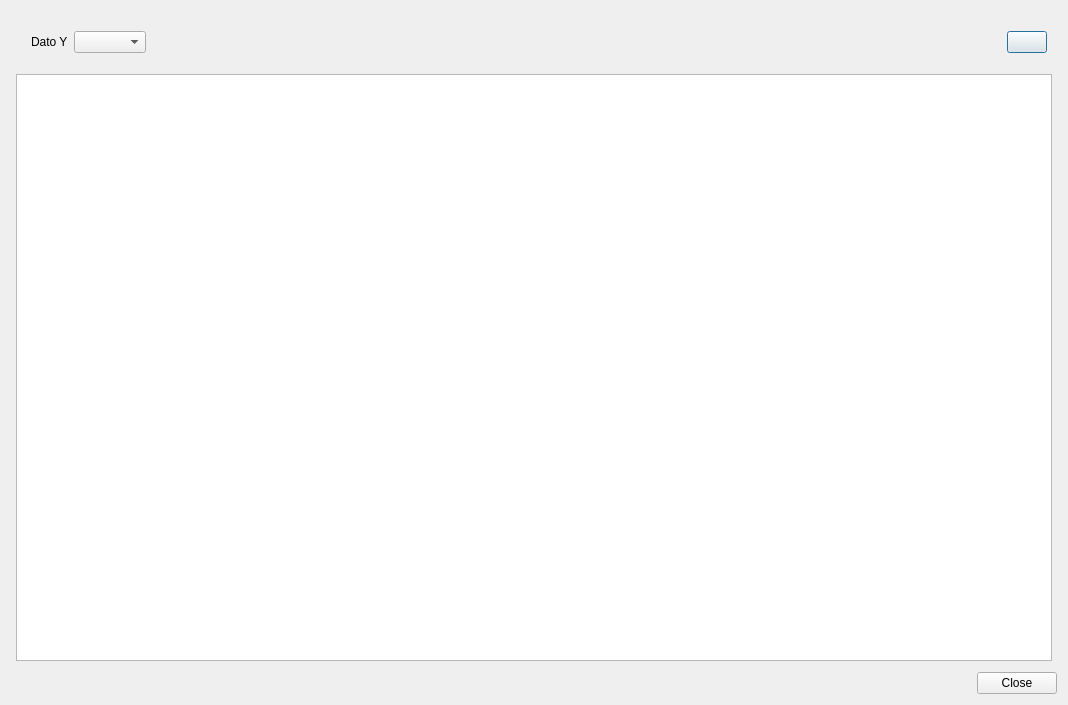
Before: the Qt Designer form src/dlg-show-line-graphic.ui in federicomartinlara1976/VerEmbalses, drawn with Qt 5.
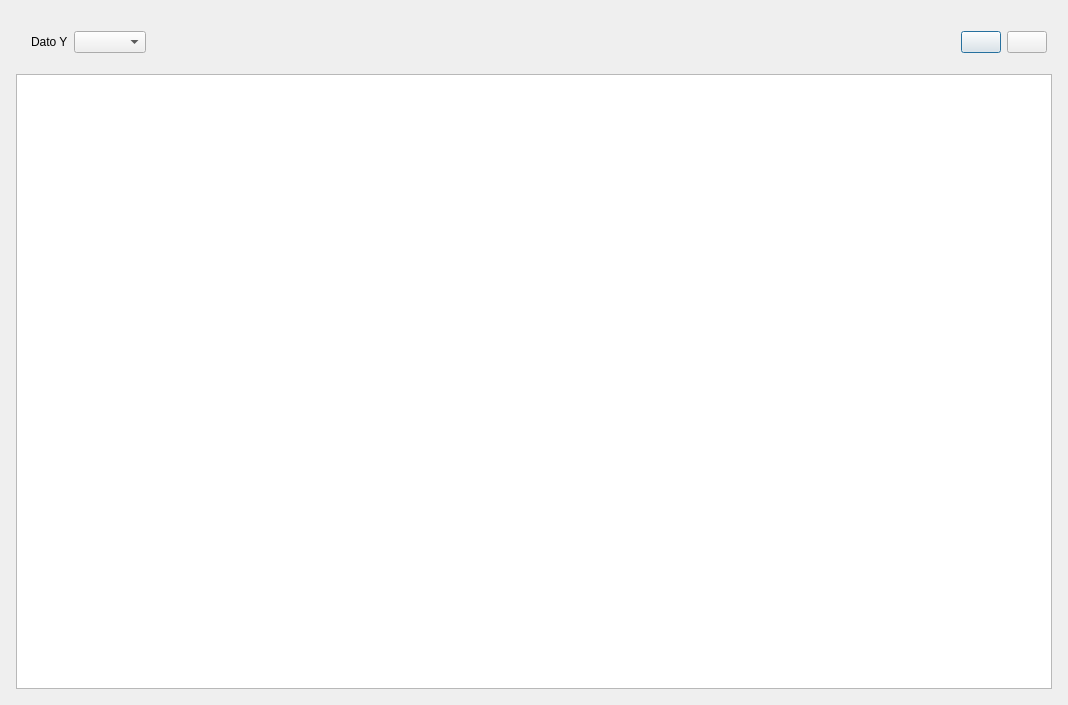
After: the same form once the commit is applied. Icons and pictures are not drawn.

The edit to the form file:
```diff
--- a/src/dlg-show-line-graphic.ui
+++ b/src/dlg-show-line-graphic.ui
@@ -111,6 +111,19 @@
          </property>
         </widget>
        </item>
+       <item>
+        <widget class="QPushButton" name="btnClose">
+         <property name="toolTip">
+          <string>Cerrar</string>
+         </property>
+         <property name="text">
+          <string/>
+         </property>
+         <property name="icon">
+          <iconset theme="window-close"/>
+         </property>
+        </widget>
+       </item>
       </layout>
      </item>
      <item>
@@ -118,16 +131,6 @@
      </item>
     </layout>
    </item>
-   <item>
-    <widget class="QDialogButtonBox" name="buttonBox">
-     <property name="orientation">
-      <enum>Qt::Horizontal</enum>
-     </property>
-     <property name="standardButtons">
-      <set>QDialogButtonBox::Close</set>
-     </property>
-    </widget>
-   </item>
   </layout>
  </widget>
  <resources/>
```
Left out of the diff: 35 changed lines with no effect on the pictures.
